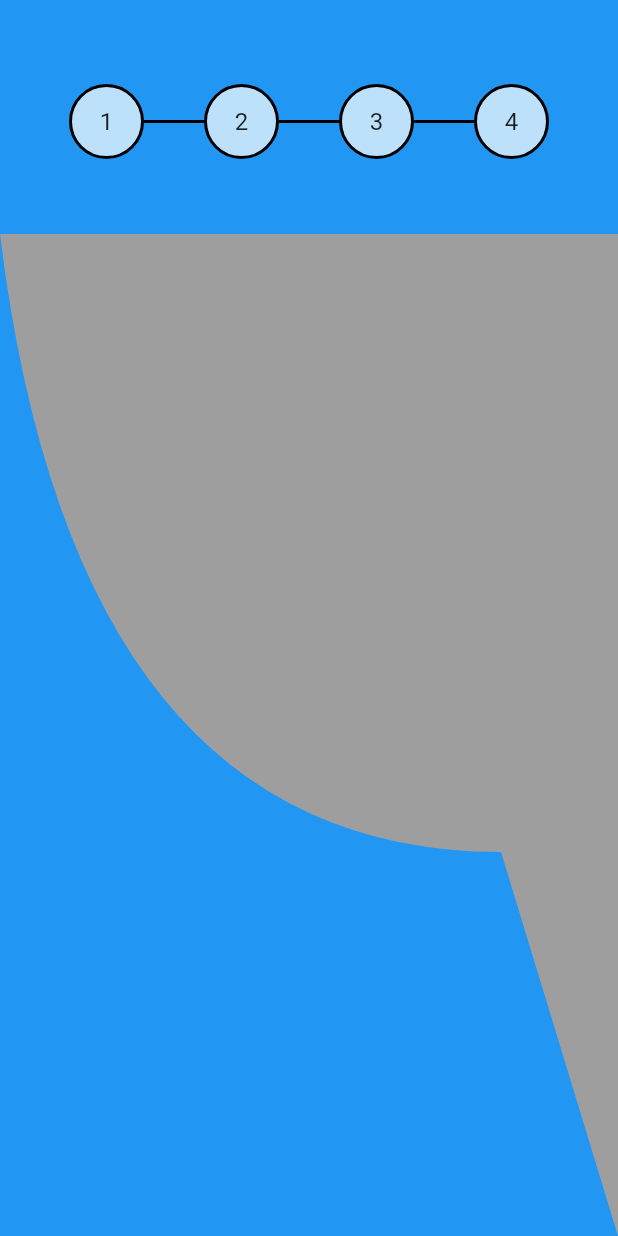
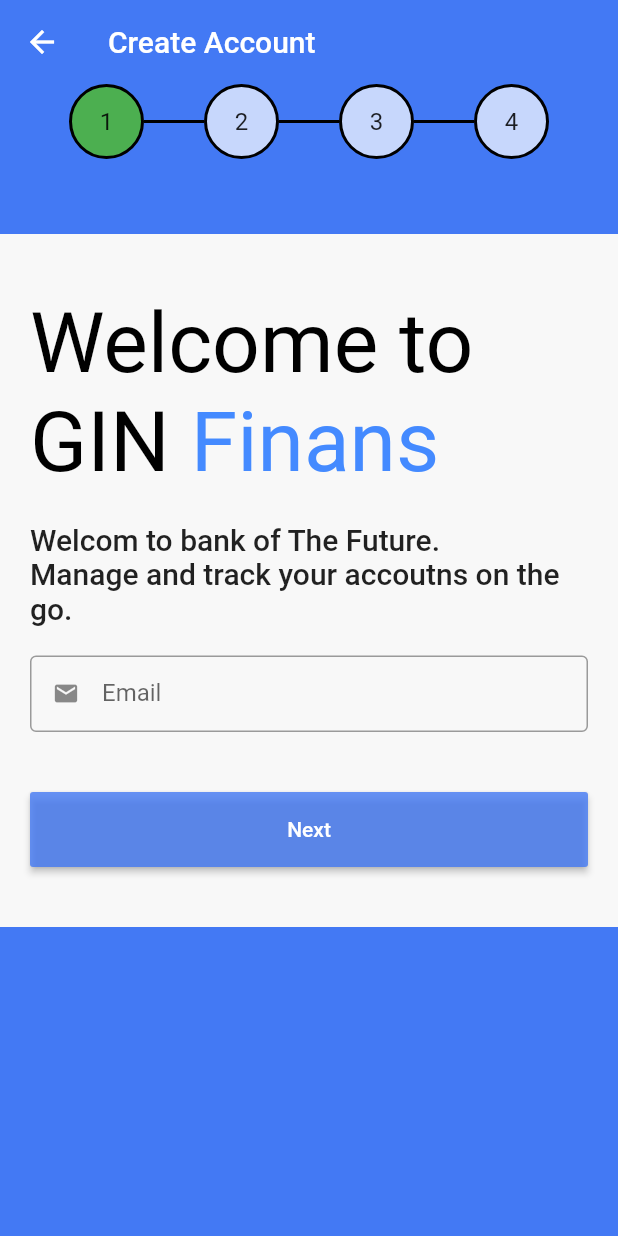
Before and after one commit to NSAnant/gin_demo, a Flutter app: the screen it shows after launch, on a phone screen of 412 x 824 dp. Run offline on Flutter 3.47's test engine with Material 2 defaults, Android fonts, the phone set to English and light mode, and no system bars.

Commit message:
On Hold: Background Clipper implementation. WIP on step1 email page.

```diff
--- /dev/null
+++ b/lib/Helper/UIHelper.dart
@@ -0,0 +1,13 @@
+import 'package:flutter/cupertino.dart';
+
+class UIHelper {
+  static const smallVerticalSpace = SizedBox(
+    height: 20,
+  );
+  static const MediumVerticalSpace = SizedBox(
+    height: 40,
+  );
+  static const LargeVerticalSpace = SizedBox(
+    height: 40,
+  );
+}
--- a/lib/main.dart
+++ b/lib/main.dart
@@ -19,9 +19,14 @@ class MyApp extends StatelessWidget {
         // or simply save your changes to "hot reload" in a Flutter IDE).
         // Notice that the counter didn't reset back to zero; the application
         // is not restarted.
-        primarySwatch: Colors.blue,
+        primaryColor: AppColors.bgBlue,
       ),
       home: MyHomePage(),
     );
   }
 }
+
+class AppColors {
+  static const bgWhite = Color.fromRGBO(248, 248, 248, 1);
+  static const bgBlue = Color.fromRGBO(67, 121, 244, 1);
+}
--- a/lib/pages/home_page.dart
+++ b/lib/pages/home_page.dart
@@ -1,5 +1,7 @@
 import 'package:flutter/cupertino.dart';
 import 'package:flutter/material.dart';
+import 'package:gin_app/Helper/UIHelper.dart';
+import 'package:gin_app/main.dart';
 import 'package:gin_app/wigets/custom_widget.dart';
 
 class MyHomePage extends StatefulWidget {
@@ -11,12 +13,22 @@ class MyHomePage extends StatefulWidget {
 
 class _MyHomePageState extends State<MyHomePage> {
   int _numberOfSteps = 4;
-  int _currentStep = 1;
+  int _currentStep = 2;
   @override
   Widget build(BuildContext context) {
     return Scaffold(
       appBar: AppBar(
         elevation: 0,
+        leading: _currentStep > 1
+            ? IconButton(
+                icon: Icon(
+                  Icons.arrow_back,
+                  color: Colors.white,
+                ),
+              )
+            : null,
+        title: Text(_currentStep > 1 ? 'Create Account' : ""),
+        centerTitle: false,
       ),
       body: Stack(children: <Widget>[
         Container(
@@ -31,21 +43,73 @@ class _MyHomePageState extends State<MyHomePage> {
           right: 0,
           left: 0,
           top: 100,
-          child: ClipPath(
-            clipper: BackgroundClipper(),
-            child: Container(
-              decoration:
-                  BoxDecoration(color: Colors.grey, shape: BoxShape.rectangle),
-              child: Column(
-                mainAxisAlignment: MainAxisAlignment.start,
-                children: <Widget>[
-                  Center(),
-                ],
-              ),
-            ),
+          child: SingleChildScrollView(
+            child: _getContentForStep(0),
           ),
         ),
       ]),
+    );
+  }
+
+  Widget _getContentForStep(index) {
+    return _emailWidget();
+  }
+
+  Widget _emailWidget() {
+    return Container(
+      padding: EdgeInsets.symmetric(horizontal: 20),
+      decoration:
+          BoxDecoration(color: AppColors.bgWhite, shape: BoxShape.rectangle),
+      child: Column(
+        mainAxisAlignment: MainAxisAlignment.end,
+        crossAxisAlignment: CrossAxisAlignment.stretch,
+        children: <Widget>[
+          UIHelper.LargeVerticalSpace,
+          RichText(
+            text: TextSpan(
+              text: "Welcome to \nGIN ",
+              style: Theme.of(context)
+                  .textTheme
+                  .display3
+                  .apply(color: Colors.black),
+              children: <TextSpan>[
+                TextSpan(
+                    text: 'Finans',
+                    style: Theme.of(context)
+                        .textTheme
+                        .display3
+                        .apply(color: Colors.blueAccent)),
+              ],
+            ),
+          ),
+          UIHelper.smallVerticalSpace,
+          Text(
+            'Welcom to bank of The Future. \nManage and track your accoutns on the go.',
+            style: Theme.of(context).textTheme.title,
+          ),
+          UIHelper.smallVerticalSpace,
+          TextFormField(
+            keyboardType: TextInputType.emailAddress,
+            decoration: InputDecoration(
+              border: OutlineInputBorder(),
+              labelText: "Email",
+              isDense: true,
+              prefixIcon: Icon(Icons.email),
+            ),
+          ),
+          UIHelper.LargeVerticalSpace,
+          SizedBox(
+            height: 50,
+            child: RaisedButton(
+              textColor: Colors.white,
+              color: AppColors.bgBlue.withOpacity(0.8),
+              onPressed: () {},
+              child: Text('Next'),
+            ),
+          ),
+          UIHelper.LargeVerticalSpace,
+        ],
+      ),
     );
   }
 }
@@ -54,12 +118,14 @@ class BackgroundClipper extends CustomClipper<Path> {
   @override
   Path getClip(Size size) {
     var path = Path();
-    var controllPoint = Offset(50, size.width);
-    var endPoint = Offset(size.height / 2, size.width);
-    path.quadraticBezierTo(
-        controllPoint.dx, controllPoint.dy, endPoint.dx, endPoint.dy);
-    path.lineTo(size.width, size.height);
-    path.lineTo(size.width, 0);
+//    path.lineTo(0, size.height);
+//    path.lineTo(size.height, size.height);
+//    path.lineTo(size.height, 0);
+//    path.cubicTo(size.width / 4, 3 * size.height / 4, 3 * size.width / 4,
+//        size.height / 4, size.width, size.height);
+
+//    path.moveTo(0, 100);
+    path.cubicTo(0, size.width, 0, 50, 100, size.width);
     return path;
   }
 
```
